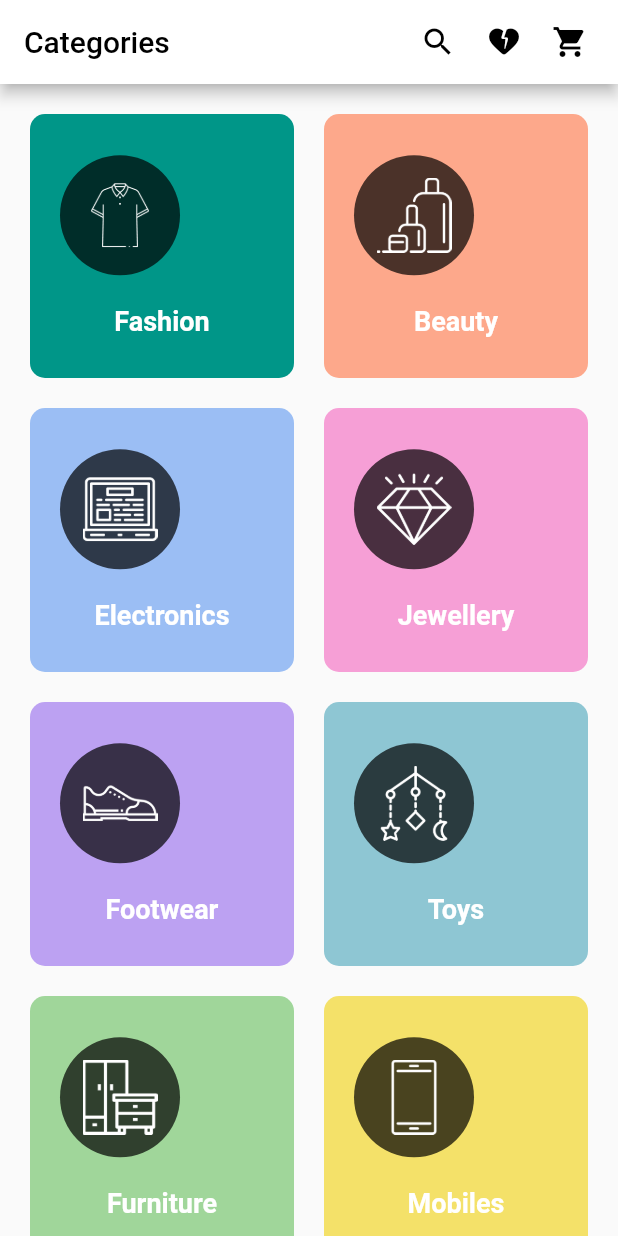
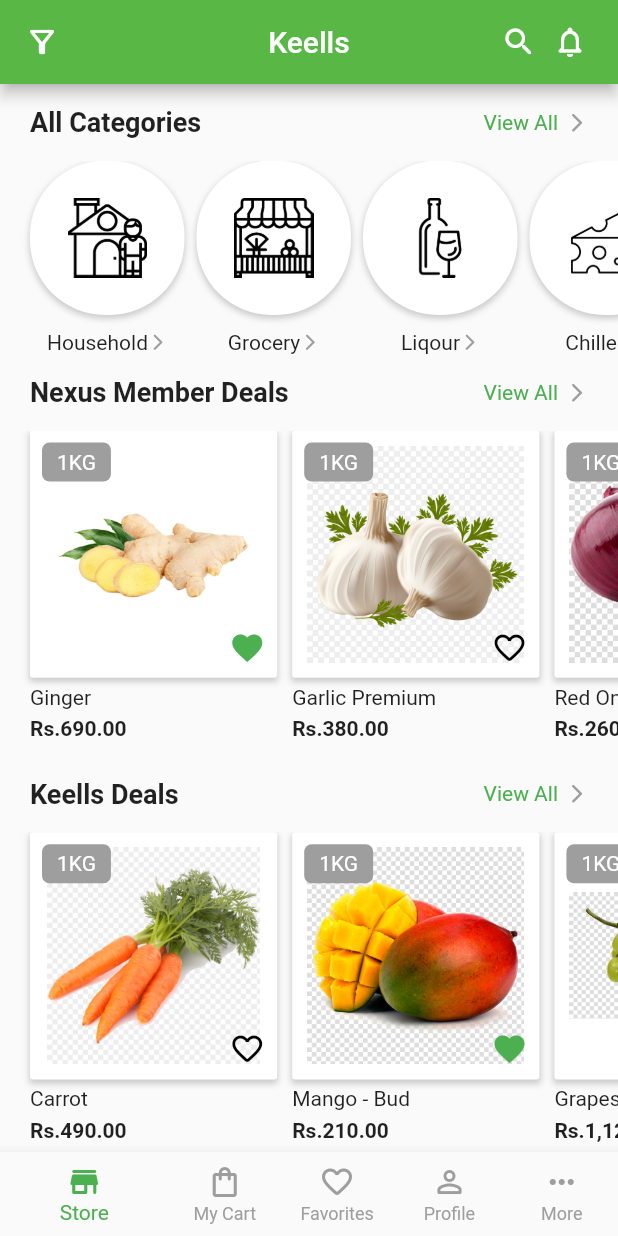
Before and after one commit to RevolutionD/FlutterExercise, a Flutter app: the screen it shows after launch, on a phone screen of 412 x 824 dp. Run offline on Flutter 3.47's test engine with Material 2 defaults, Android fonts, the light colour scheme and no system bars.

Commit message:
update week 12

```diff
--- /dev/null
+++ b/lib/Week 11/category_page.dart
@@ -0,0 +1,195 @@
+import 'package:flutter/material.dart';
+
+class CategoryPage extends StatefulWidget {
+  const CategoryPage({super.key});
+
+  @override
+  State<CategoryPage> createState() => _CategoryPageState();
+}
+
+class _CategoryPageState extends State<CategoryPage> {
+  int currentIndex = 0;
+
+  @override
+  Widget build(BuildContext context) {
+    return Scaffold(
+      appBar: AppBar(
+        leading: const Icon(Icons.filter_alt_outlined),
+        title: const Text('Keells'),
+        centerTitle: true,
+        actions: const [
+          Icon(Icons.search_rounded),
+          SizedBox(width: 10),
+          Icon(Icons.notifications_none_rounded),
+          SizedBox(width: 20),
+        ],
+      ),
+      body: SingleChildScrollView(
+        child: Column(
+          children: [
+            _title('All Categories', 'View All'),
+            SingleChildScrollView(
+              scrollDirection: Axis.horizontal,
+              child: Row(
+                children: [
+                  const SizedBox(width: 20),
+                  _categoryChild('assets/icons/house-hold.png', 'Household'),
+                  _categoryChild('assets/icons/grocery.png', 'Grocery'),
+                  _categoryChild('assets/icons/liquor.png', 'Liqour'),
+                  _categoryChild('assets/icons/cheese.png', 'Chilled'),
+                ],
+              ),
+            ),
+            _title('Nexus Member Deals', 'View All'),
+            SingleChildScrollView(
+              scrollDirection: Axis.horizontal,
+              child: Row(
+                children: [
+                  const SizedBox(width: 20),
+                  _childTwo(image: 'assets/images/ginger.png', title: 'Ginger', subtitle: '690.00', favorite: true),
+                  _childTwo(image: 'assets/images/garlic.png', title: 'Garlic Premium', subtitle: '380.00'),
+                  _childTwo(image: 'assets/images/red-onions.png', title: 'Red Onions', subtitle: '260.00'),
+                ],
+              ),
+            ),
+            _title('Keells Deals', 'View All'),
+            SingleChildScrollView(
+              scrollDirection: Axis.horizontal,
+              child: Row(
+                children: [
+                  const SizedBox(width: 20),
+                  _childTwo(image: 'assets/images/carrot.png', title: 'Carrot', subtitle: '490.00'),
+                  _childTwo(image: 'assets/images/mango.png', title: 'Mango - Bud', subtitle: '210.00', favorite: true),
+                  _childTwo(image: 'assets/images/grapes.png', title: 'Grapes - Green', subtitle: '1,120.00'),
+                ],
+              ),
+            ),
+          ],
+        ),
+      ),
+      bottomNavigationBar: _bottomNav(),
+    );
+  }
+
+  BottomNavigationBar _bottomNav() {
+    return BottomNavigationBar(
+      onTap: (index) {
+        setState(() {
+          currentIndex = index;
+        });
+      },
+      currentIndex: currentIndex,
+      selectedItemColor: Colors.green,
+      unselectedItemColor: Colors.grey,
+      showUnselectedLabels: true,
+      items: const [
+        BottomNavigationBarItem(icon: Icon(Icons.store_rounded), label: 'Store'),
+        BottomNavigationBarItem(icon: Icon(Icons.shopping_bag_outlined), label: 'My Cart'),
+        BottomNavigationBarItem(icon: Icon(Icons.favorite_border_rounded), label: 'Favorites'),
+        BottomNavigationBarItem(icon: Icon(Icons.person_outline_rounded), label: 'Profile'),
+        BottomNavigationBarItem(icon: Icon(Icons.more_horiz_rounded), label: 'More'),
+      ],
+    );
+  }
+
+  Widget _childTwo({required String image, required String title, required String subtitle, int price = 1, bool favorite = false}) {
+    return Padding(
+      padding: const EdgeInsets.only(right: 10),
+      child: Column(
+        crossAxisAlignment: CrossAxisAlignment.start,
+        children: [
+          Stack(
+            children: [
+              Container(
+                width: MediaQuery.of(context).size.width / 2.5,
+                height: MediaQuery.of(context).size.width / 2.5,
+                padding: const EdgeInsets.all(10),
+                decoration: BoxDecoration(
+                  color: Colors.white,
+                  borderRadius: const BorderRadius.all(Radius.circular(2)),
+                  boxShadow: [
+                    BoxShadow(
+                      color: Colors.grey.withOpacity(0.5),
+                      spreadRadius: 0.5,
+                      blurRadius: 3,
+                      offset: const Offset(0, 2),
+                    ),
+                  ],
+                ),
+                child: Image.asset(image),
+              ),
+              Positioned(
+                top: 8,
+                left: 8,
+                child: Container(
+                  decoration: const BoxDecoration(
+                    color: Colors.grey,
+                    borderRadius: BorderRadius.all(Radius.circular(5)),
+                  ),
+                  padding: const EdgeInsets.symmetric(horizontal: 10, vertical: 5),
+                  child: Text('${price}KG', style: const TextStyle(color: Colors.white)),
+                ),
+              ),
+              Positioned(bottom: 8, right: 8, child: Icon(favorite ? Icons.favorite : Icons.favorite_border_rounded, color: favorite ? Colors.green : Colors.black)),
+            ],
+          ),
+          const SizedBox(height: 5),
+          Text(title),
+          const SizedBox(height: 5),
+          Text('Rs.$subtitle', style: const TextStyle(fontWeight: FontWeight.bold)),
+          const SizedBox(height: 10),
+        ],
+      ),
+    );
+  }
+
+  Widget _categoryChild(String icon, String title) {
+    return Padding(
+      padding: const EdgeInsets.only(right: 8),
+      child: Column(
+        children: [
+          Container(
+            width: MediaQuery.of(context).size.width / 4,
+            height: MediaQuery.of(context).size.width / 4,
+            padding: const EdgeInsets.all(25),
+            decoration: BoxDecoration(
+              color: Colors.white,
+              borderRadius: BorderRadius.circular(50),
+              boxShadow: [
+                BoxShadow(
+                  color: Colors.grey.withOpacity(0.5),
+                  spreadRadius: 0.5,
+                  blurRadius: 3,
+                  offset: const Offset(0, 2),
+                ),
+              ],
+            ),
+            child: Image.asset(icon),
+          ),
+          const SizedBox(height: 10),
+          Row(
+            children: [
+              Text(title, overflow: TextOverflow.ellipsis),
+              const Icon(Icons.arrow_forward_ios_rounded, size: 13, color: Colors.grey),
+            ],
+          ),
+        ],
+      ),
+    );
+  }
+
+  Widget _title(String title, String subtitle) {
+    return Padding(
+      padding: const EdgeInsets.symmetric(horizontal: 20, vertical: 15),
+      child: Row(
+        children: [
+          Text(title, style: const TextStyle(fontWeight: FontWeight.bold, fontSize: 18)),
+          const Spacer(),
+          Text(subtitle, style: const TextStyle(color: Colors.green)),
+          const SizedBox(width: 5),
+          const Icon(Icons.arrow_forward_ios_rounded, size: 15, color: Colors.grey),
+        ],
+      ),
+    );
+  }
+}
--- /dev/null
+++ b/lib/Week 11/checkout_page.dart
@@ -0,0 +1,26 @@
+import 'package:flutter/material.dart';
+
+class CheckoutPage extends StatefulWidget {
+  const CheckoutPage({super.key});
+
+  @override
+  State<CheckoutPage> createState() => _CheckoutPageState();
+}
+
+class _CheckoutPageState extends State<CheckoutPage> {
+  @override
+  Widget build(BuildContext context) {
+    return Scaffold(
+      appBar: AppBar(title: const Text('Checkout')),
+      body: SingleChildScrollView(
+        padding: EdgeInsets.all(20),
+        child: Flex(
+          direction: Axis.vertical,
+          children: [
+
+          ],
+        ),
+      ),
+    );
+  }
+}
--- a/lib/main.dart
+++ b/lib/main.dart
@@ -1,5 +1,6 @@
-import 'package:basiclearingflutter/Week%2010/category_page.dart';
 import 'package:flutter/material.dart';
+
+import 'Week 11/category_page.dart';
 
 void main() {
   runApp(const MyApp());
```
Also changed, not shown: assets/icons/cheese.png (added), assets/icons/grocery.png (added), assets/icons/house-hold.png (added), assets/icons/liquor.png (added), assets/images/carrot.png (added), assets/images/garlic.png (added), assets/images/ginger.png (added), assets/images/grapes.png (added), assets/images/mango.png (added), assets/images/red-onions.png (added).
